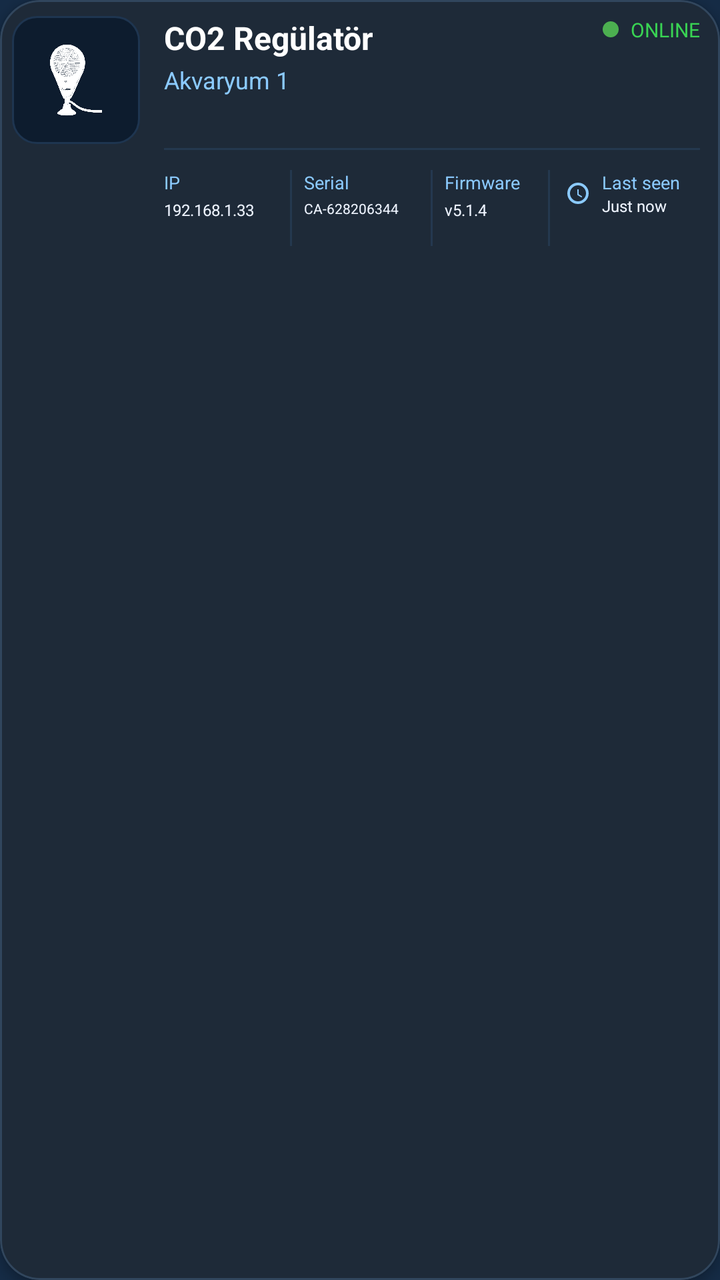
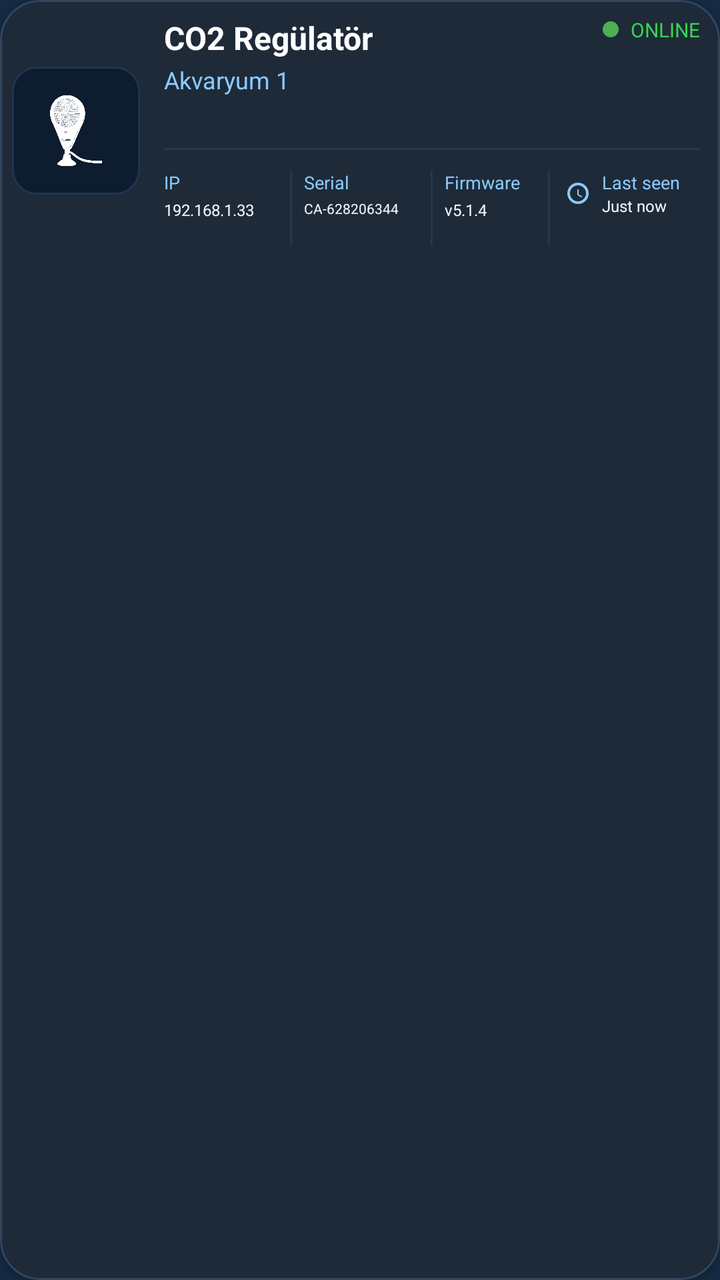

An Android layout rendered at two revisions. The XML below is the earlier revision; the diff shows what the commit changed to produce the second picture.
<!-- AndroidManifest.xml: application theme AppTheme -->
<!-- res/layout/item_device_status.xml -->
<?xml version="1.0" encoding="utf-8"?>
<com.google.android.material.card.MaterialCardView
    xmlns:android="http://schemas.android.com/apk/res/android"
    xmlns:app="http://schemas.android.com/apk/res-auto"
    android:id="@+id/cardDevice"
    android:layout_width="match_parent"
    android:layout_height="wrap_content"
    android:layout_marginHorizontal="3dp"
    android:layout_marginVertical="8dp"
    android:backgroundTint="#1E2A38"
    app:cardCornerRadius="20dp"
    app:cardElevation="3dp"
    app:strokeWidth="1dp"
    app:strokeColor="#31465D"
    android:clickable="true"
    android:focusable="true"
    android:foreground="?attr/selectableItemBackground">

    <RelativeLayout
        android:layout_width="match_parent"
        android:layout_height="wrap_content"
        android:paddingStart="6dp"
        android:paddingTop="8dp"
        android:paddingEnd="10dp"
        android:paddingBottom="8dp">

        
        <FrameLayout
            android:id="@+id/flDeviceIconContainer"
            android:layout_width="64dp"
            android:layout_height="64dp"
            android:layout_alignParentStart="true"
            android:layout_alignParentTop="true"
            android:layout_marginEnd="0dp"
            android:background="@drawable/bg_device_icon_container"
            android:padding="8dp">

            <ImageView
                android:id="@+id/ivDeviceIcon"
                android:layout_width="match_parent"
                android:layout_height="match_parent"
                android:src="@drawable/ic_device_aqua_ster"
                app:tint="@android:color/white"
                android:contentDescription="Device Icon"
                android:scaleType="centerInside"/>
        </FrameLayout>

        
        <LinearLayout
            android:id="@+id/llDeviceInfo"
            android:layout_width="wrap_content"
            android:layout_height="wrap_content"
            android:orientation="vertical"
            android:layout_toEndOf="@id/flDeviceIconContainer"
            android:layout_marginStart="12dp"
            android:layout_alignTop="@id/flDeviceIconContainer">

            <TextView
                android:id="@+id/tvDeviceName"
                android:layout_width="wrap_content"
                android:layout_height="wrap_content"
                android:text="CO2 Regülatör"
                android:textColor="@android:color/white"
                android:textStyle="bold"
                android:textSize="16sp" />

            <TextView
                android:id="@+id/tvTankName"
                android:layout_width="wrap_content"
                android:layout_height="wrap_content"
                android:layout_marginTop="2dp"
                android:text="Akvaryum 1"
                android:textColor="#8BCAFF"
                android:textSize="12sp" />
        </LinearLayout>

        
        <LinearLayout
            android:id="@+id/llStatusContainer"
            android:layout_width="wrap_content"
            android:layout_height="wrap_content"
            android:orientation="horizontal"
            android:gravity="center_vertical"
            android:layout_alignParentEnd="true"
            android:layout_alignTop="@id/llDeviceInfo">

            <View
                android:id="@+id/viewStatusDot"
                android:layout_width="8dp"
                android:layout_height="8dp"
                android:background="@drawable/bg_online_dot" />

            <TextView
                android:id="@+id/tvStatus"
                android:layout_width="wrap_content"
                android:layout_height="wrap_content"
                android:layout_marginStart="6dp"
                android:text="ONLINE"
                android:textColor="#39D353"
                android:textSize="10sp"/>
        </LinearLayout>

        
        <View
            android:id="@+id/viewMetaTopDivider"
            android:layout_width="match_parent"
            android:layout_height="1dp"
            android:layout_below="@id/flDeviceIconContainer"
            android:layout_marginTop="2dp"
            android:layout_toEndOf="@id/flDeviceIconContainer"
            android:layout_marginStart="12dp"
            android:background="#24384F" />

        
        <LinearLayout
            android:id="@+id/llDeviceMeta"
            android:layout_width="match_parent"
            android:layout_height="wrap_content"
            android:layout_below="@id/viewMetaTopDivider"
            android:layout_toEndOf="@id/flDeviceIconContainer"
            android:layout_marginStart="12dp"
            android:layout_marginTop="10dp"
            android:orientation="horizontal"
            android:weightSum="4">

            
            <LinearLayout
                android:layout_width="0dp"
                android:layout_height="wrap_content"
                android:layout_weight="1"
                android:orientation="vertical">

                <TextView
                    android:id="@+id/tvIpTitle"
                    android:layout_width="wrap_content"
                    android:layout_height="wrap_content"
                    android:text="IP"
                    android:textColor="#8BCAFF"
                    android:textSize="9sp" />

                <TextView
                    android:id="@+id/tvIp"
                    android:layout_width="wrap_content"
                    android:layout_height="wrap_content"
                    android:layout_marginTop="2dp"
                    android:text="192.168.1.33"
                    android:textColor="#EEF4FF"
                    android:textSize="8sp"
                    android:singleLine="true"
                    android:ellipsize="end"/>
            </LinearLayout>

            
            <View
                android:layout_width="1dp"
                android:layout_height="38dp"
                android:layout_marginHorizontal="6dp"
                android:background="#24384F" />

            
            <LinearLayout
                android:layout_width="0dp"
                android:layout_height="wrap_content"
                android:layout_weight="1"
                android:orientation="vertical">

                <TextView
                    android:id="@+id/tvSerialTitle"
                    android:layout_width="wrap_content"
                    android:layout_height="wrap_content"
                    android:text="Serial"
                    android:textColor="#8BCAFF"
                    android:textSize="9sp" />

                <TextView
                    android:id="@+id/tvSerial"
                    android:layout_width="wrap_content"
                    android:layout_height="wrap_content"
                    android:layout_marginTop="2dp"
                    android:text="CA-628206344"
                    android:textColor="#EEF4FF"
                    android:textSize="7sp"
                    android:singleLine="true"
                    android:ellipsize="end"/>
            </LinearLayout>

            
            <View
                android:layout_width="1dp"
                android:layout_height="38dp"
                android:layout_marginHorizontal="6dp"
                android:background="#24384F" />

            
            <LinearLayout
                android:layout_width="0dp"
                android:layout_height="wrap_content"
                android:layout_weight="0.8"
                android:orientation="vertical">

                <TextView
                    android:id="@+id/tvFirmwareTitle"
                    android:layout_width="wrap_content"
                    android:layout_height="wrap_content"
                    android:text="Firmware"
                    android:textColor="#8BCAFF"
                    android:textSize="9sp" />

                <TextView
                    android:id="@+id/tvFirmware"
                    android:layout_width="wrap_content"
                    android:layout_height="wrap_content"
                    android:layout_marginTop="2dp"
                    android:text="v5.1.4"
                    android:textColor="#EEF4FF"
                    android:textSize="8sp"
                    android:singleLine="true"
                    android:ellipsize="end"/>
            </LinearLayout>

            
            <View
                android:layout_width="1dp"
                android:layout_height="38dp"
                android:layout_marginHorizontal="6dp"
                android:background="#24384F" />

            
            <LinearLayout
                android:layout_width="0dp"
                android:layout_height="wrap_content"
                android:layout_weight="1.2"
                android:orientation="horizontal"
                android:gravity="center_vertical">

                
                <ImageView
                    android:id="@+id/ivLastSeen"
                    android:layout_width="16dp"
                    android:layout_height="16dp"
                    android:src="@drawable/ic_last_seen"
                    android:layout_marginEnd="4dp"
                    android:contentDescription="Last seen icon"/>

                
                <LinearLayout
                    android:layout_width="wrap_content"
                    android:layout_height="wrap_content"
                    android:orientation="vertical">

                    <TextView
                        android:id="@+id/tvLastSeenTitle"
                        android:layout_width="wrap_content"
                        android:layout_height="wrap_content"
                        android:text="Last seen"
                        android:textColor="#8BCAFF"
                        android:textSize="9sp"
                        android:singleLine="true"
                        android:ellipsize="end"/>

                    <TextView
                        android:id="@+id/tvLastSeen"
                        android:layout_width="wrap_content"
                        android:layout_height="wrap_content"
                        android:text="Just now"
                        android:textColor="#EEF4FF"
                        android:textSize="8sp"
                        android:textStyle="normal"
                        android:singleLine="true"
                        android:ellipsize="end"/>
                </LinearLayout>
            </LinearLayout>

        </LinearLayout>

    </RelativeLayout>
</com.google.android.material.card.MaterialCardView>
<!-- resources referenced by this layout -->
<resources>
  <!-- drawable bg_device_icon_container (drawable) -->
  <shape xmlns:android="http://schemas.android.com/apk/res/android"
      android:shape="rectangle">
  
      <solid android:color="#0D1C2E" /> 
      <stroke
          android:width="1dp"
          android:color="#1E3550" /> 
      <corners android:radius="12dp"/>
  </shape>
  <!-- drawable bg_online_dot (drawable) -->
  <?xml version="1.0" encoding="utf-8"?>
  <shape xmlns:android="http://schemas.android.com/apk/res/android"
      android:shape="oval">
  
      <size
          android:width="8dp"
          android:height="8dp" />
  
      <solid android:color="#4CAF50"/>
  
  </shape>
  <!-- drawable ic_device_aqua_ster: png bitmap (drawable, 389859 bytes) -->
  <!-- drawable ic_last_seen (drawable) -->
  <vector xmlns:android="http://schemas.android.com/apk/res/android"
      android:width="16dp"
      android:height="16dp"
      android:viewportWidth="24"
      android:viewportHeight="24">
      <path
          android:fillColor="#8BCAFF"
          android:pathData="M12,20a8,8 0 1,0 -8,-8 8,8 0 0,0 8,8zm0,-14a6,6 0 1,1 -6,6 6,6 0 0,1 6,-6zm.5,3h-1v4.25l3.15,1.88.5,-.86 -2.65,-1.57V9z"/>
  </vector>
  <style name="AppTheme" parent="Theme.Material3.DayNight.NoActionBar">
  
          
          <item name="colorPrimary">@color/md_theme_light_primary</item>
          <item name="colorOnPrimary">@color/md_theme_light_onPrimary</item>
          <item name="colorSecondary">@color/md_theme_light_secondary</item>
          <item name="colorOnSecondary">@color/md_theme_light_onSecondary</item>
  
          
          <item name="android:colorBackground">@color/md_theme_light_background</item>
          <item name="colorSurface">@color/md_theme_light_surface</item>
          <item name="colorOnSurface">@color/md_theme_light_onSurface</item>
  
          
          <item name="colorSurfaceVariant">@color/md_theme_light_surfaceVariant</item>
          <item name="colorOnSurfaceVariant">@color/md_theme_light_onSurfaceVariant</item>
          <item name="colorOutline">@color/md_theme_light_outline</item>
          <item name="colorOutlineVariant">@color/md_theme_light_outlineVariant</item>
          <item name="colorError">@color/md_theme_light_error</item>
          <item name="colorOnError">@color/md_theme_light_onError</item>
  
          
          <item name="android:statusBarColor">@android:color/transparent</item>
          <item name="android:navigationBarColor">@android:color/black</item>
  
          
          <item name="android:windowLightStatusBar">true</item>
          <item name="android:windowLightNavigationBar">true</item>
  
          
          <item name="windowActionBar">false</item>
          <item name="android:windowNoTitle">true</item>
      </style>
  <color name="md_theme_light_primary">#2196F3</color>
  <color name="md_theme_light_onPrimary">#FFFFFF</color>
  <color name="md_theme_light_secondary">#4A6363</color>
  <color name="md_theme_light_onSecondary">#FFFFFF</color>
  <color name="md_theme_light_background">#152B45</color>
  <color name="md_theme_light_surface">#152B45</color>
  <color name="md_theme_light_onSurface">#E0E6ED</color>
  <color name="md_theme_light_surfaceVariant">#233042</color>
  <color name="md_theme_light_onSurfaceVariant">#5C6B75</color>
  <color name="md_theme_light_outline">#455A64</color>
  <color name="md_theme_light_outlineVariant">#37474F</color>
  <color name="md_theme_light_error">#D32F2F</color>
  <color name="md_theme_light_onError">#FFFFFF</color>
</resources>

<!-- the commit's change to res/layout/item_device_status.xml (unified diff, before → after) -->
@@ -30,7 +30,7 @@
             android:layout_width="64dp"
             android:layout_height="64dp"
             android:layout_alignParentStart="true"
-            android:layout_alignParentTop="true"
+            android:layout_centerVertical="true"
             android:layout_marginEnd="0dp"
             android:background="@drawable/bg_device_icon_container"
             android:padding="8dp">
